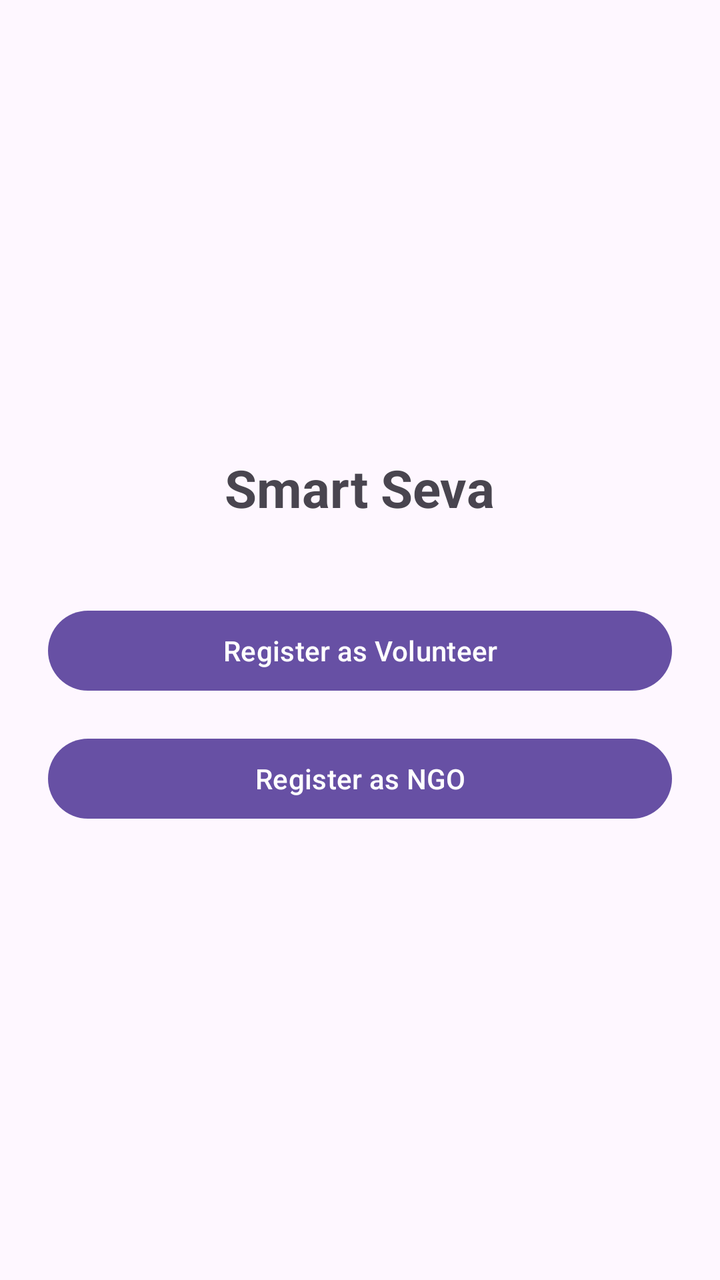
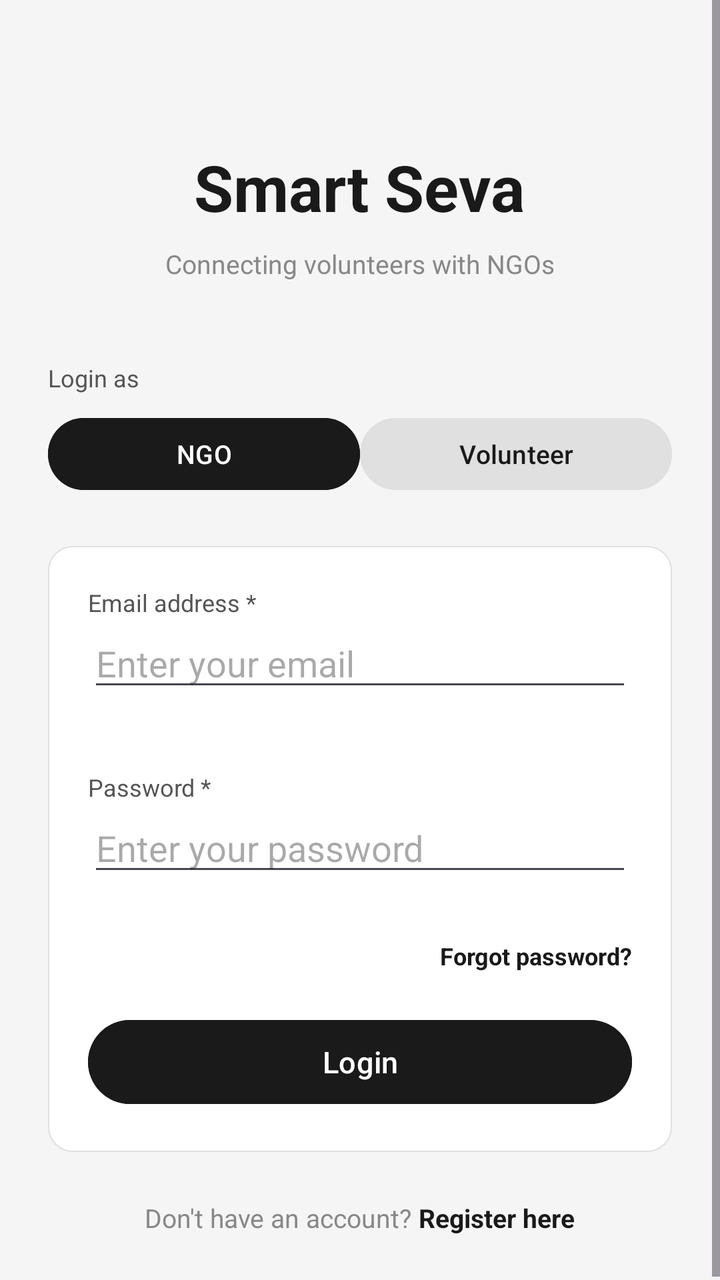

Screens rendered from an Android XML layout before and after an edit, with the pre-edit source and the edit as a unified diff.
<!-- AndroidManifest.xml: application theme Theme.SmartSeva -->
<!-- res/layout/activity_main.xml -->
<?xml version="1.0" encoding="utf-8"?>
<LinearLayout
    xmlns:android="http://schemas.android.com/apk/res/android"
    android:orientation="vertical"
    android:gravity="center"
    android:padding="24dp"
    android:layout_width="match_parent"
    android:layout_height="match_parent">

    <TextView
        android:text="Smart Seva"
        android:textSize="26sp"
        android:textStyle="bold"
        android:layout_marginBottom="40dp"
        android:layout_width="wrap_content"
        android:layout_height="wrap_content"/>

    <Button
        android:id="@+id/btnVolunteer"
        android:text="Register as Volunteer"
        android:layout_width="match_parent"
        android:layout_height="wrap_content"
        android:layout_marginBottom="16dp"/>

    <Button
        android:id="@+id/btnOrg"
        android:text="Register as NGO"
        android:layout_width="match_parent"
        android:layout_height="wrap_content"/>

</LinearLayout>
<!-- resources referenced by this layout -->
<resources>
  <style name="Theme.SmartSeva" parent="Base.Theme.SmartSeva" />
  <style name="Base.Theme.SmartSeva" parent="Theme.Material3.DayNight.NoActionBar">
          
          
      </style>
</resources>

<!-- the commit's change to res/layout/activity_main.xml (unified diff, before → after) -->
@@ -1,31 +1,173 @@
 <?xml version="1.0" encoding="utf-8"?>
-<LinearLayout
-    xmlns:android="http://schemas.android.com/apk/res/android"
-    android:orientation="vertical"
-    android:gravity="center"
-    android:padding="24dp"
+<ScrollView xmlns:android="http://schemas.android.com/apk/res/android"
     android:layout_width="match_parent"
-    android:layout_height="match_parent">
+    android:layout_height="match_parent"
+    android:background="#F5F5F5">
 
-    <TextView
-        android:text="Smart Seva"
-        android:textSize="26sp"
-        android:textStyle="bold"
-        android:layout_marginBottom="40dp"
-        android:layout_width="wrap_content"
-        android:layout_height="wrap_content"/>
-
-    <Button
-        android:id="@+id/btnVolunteer"
-        android:text="Register as Volunteer"
+    <LinearLayout
         android:layout_width="match_parent"
         android:layout_height="wrap_content"
-        android:layout_marginBottom="16dp"/>
+        android:orientation="vertical"
+        android:padding="24dp"
+        android:gravity="center_horizontal">
 
-    <Button
-        android:id="@+id/btnOrg"
-        android:text="Register as NGO"
-        android:layout_width="match_parent"
-        android:layout_height="wrap_content"/>
+        
+        <TextView
+            android:layout_width="wrap_content"
+            android:layout_height="wrap_content"
+            android:text="Smart Seva"
+            android:textSize="32sp"
+            android:textStyle="bold"
+            android:textColor="#1A1A1A"
+            android:layout_marginTop="48dp"
+            android:layout_marginBottom="8dp"/>
 
-</LinearLayout>
+        <TextView
+            android:layout_width="wrap_content"
+            android:layout_height="wrap_content"
+            android:text="Connecting volunteers with NGOs"
+            android:textSize="13sp"
+            android:textColor="#888888"
+            android:layout_marginBottom="40dp"/>
+
+        
+        <TextView
+            android:layout_width="match_parent"
+            android:layout_height="wrap_content"
+            android:text="Login as"
+            android:textSize="12sp"
+            android:textColor="#555555"
+            android:layout_marginBottom="8dp"/>
+
+        <LinearLayout
+            android:layout_width="match_parent"
+            android:layout_height="wrap_content"
+            android:orientation="horizontal"
+            android:layout_marginBottom="24dp">
+
+            <Button
+                android:id="@+id/btnLoginNGO"
+                android:layout_width="0dp"
+                android:layout_height="44dp"
+                android:layout_weight="1"
+                android:text="NGO"
+                android:textSize="13sp"
+                android:backgroundTint="#1A1A1A"
+                android:textColor="#FFFFFF"/>
+
+            <Button
+                android:id="@+id/btnLoginVolunteer"
+                android:layout_width="0dp"
+                android:layout_height="44dp"
+                android:layout_weight="1"
+                android:text="Volunteer"
+                android:textSize="13sp"
+                android:backgroundTint="#E0E0E0"
+                android:textColor="#1A1A1A"/>
+        </LinearLayout>
+
+        
+        <LinearLayout
+            android:layout_width="match_parent"
+            android:layout_height="wrap_content"
+            android:orientation="vertical"
+            android:background="@drawable/card_background"
+            android:padding="20dp">
+
+            
+            <TextView
+                android:layout_width="match_parent"
+                android:layout_height="wrap_content"
+                android:text="Email address *"
+                android:textSize="12sp"
+                android:textColor="#555555"/>
+            <EditText
+                android:id="@+id/etLoginEmail"
+                android:layout_width="match_parent"
+                android:layout_height="wrap_content"
+                android:hint="Enter your email"
+                android:inputType="textEmailAddress"
+                android:layout_marginBottom="4dp"/>
+            <TextView
+                android:id="@+id/errLoginEmail"
+                android:layout_width="match_parent"
+                android:layout_height="wrap_content"
+                android:textColor="#E24B4A"
+                android:textSize="11sp"
+                android:layout_marginBottom="16dp"/>
+
+            
+            <TextView
+                android:layout_width="match_parent"
+                android:layout_height="wrap_content"
+                android:text="Password *"
+                android:textSize="12sp"
+                android:textColor="#555555"/>
+            <EditText
+                android:id="@+id/etLoginPassword"
+                android:layout_width="match_parent"
+                android:layout_height="wrap_content"
+                android:hint="Enter your password"
+                android:inputType="textPassword"
+                android:layout_marginBottom="4dp"/>
+            <TextView
+                android:id="@+id/errLoginPassword"
+                android:layout_width="match_parent"
+                android:layout_height="wrap_content"
+                android:textColor="#E24B4A"
+                android:textSize="11sp"
+                android:layout_marginBottom="8dp"/>
+
+            
+            <TextView
+                android:id="@+id/tvForgotPassword"
+                android:layout_width="wrap_content"
+                android:layout_height="wrap_content"
+                android:text="Forgot password?"
+                android:textSize="12sp"
+                android:textColor="#1A1A1A"
+                android:textStyle="bold"
+                android:layout_gravity="end"
+                android:layout_marginBottom="20dp"
+                android:clickable="true"
+                android:focusable="true"/>
+
+            
+            <Button
+                android:id="@+id/btnLogin"
+                android:layout_width="match_parent"
+                android:layout_height="50dp"
+                android:text="Login"
+                android:backgroundTint="#1A1A1A"
+                android:textColor="#FFFFFF"
+                android:textSize="15sp"/>
+        </LinearLayout>
+
+        
+        <LinearLayout
+            android:layout_width="wrap_content"
+            android:layout_height="wrap_content"
+            android:orientation="horizontal"
+            android:layout_marginTop="24dp">
+
+            <TextView
+                android:layout_width="wrap_content"
+                android:layout_height="wrap_content"
+                android:text="Don't have an account? "
+                android:textSize="13sp"
+                android:textColor="#888888"/>
+
+            <TextView
+                android:id="@+id/tvGoToRegister"
+                android:layout_width="wrap_content"
+                android:layout_height="wrap_content"
+                android:text="Register here"
+                android:textSize="13sp"
+                android:textColor="#1A1A1A"
+                android:textStyle="bold"
+                android:clickable="true"
+                android:focusable="true"/>
+        </LinearLayout>
+
+    </LinearLayout>
+</ScrollView>
<!-- resource entries referenced after the edit -->
@@ -1,5 +1,12 @@
 <!-- resources referenced by this layout -->
 <resources>
+  <!-- drawable card_background (drawable) -->
+  <?xml version="1.0" encoding="utf-8"?>
+  <shape xmlns:android="http://schemas.android.com/apk/res/android">
+      <solid android:color="#FFFFFF"/>
+      <corners android:radius="12dp"/>
+      <stroke android:width="0.5dp" android:color="#E0E0E0"/>
+  </shape>
   <style name="Theme.SmartSeva" parent="Base.Theme.SmartSeva" />
   <style name="Base.Theme.SmartSeva" parent="Theme.Material3.DayNight.NoActionBar">
           
